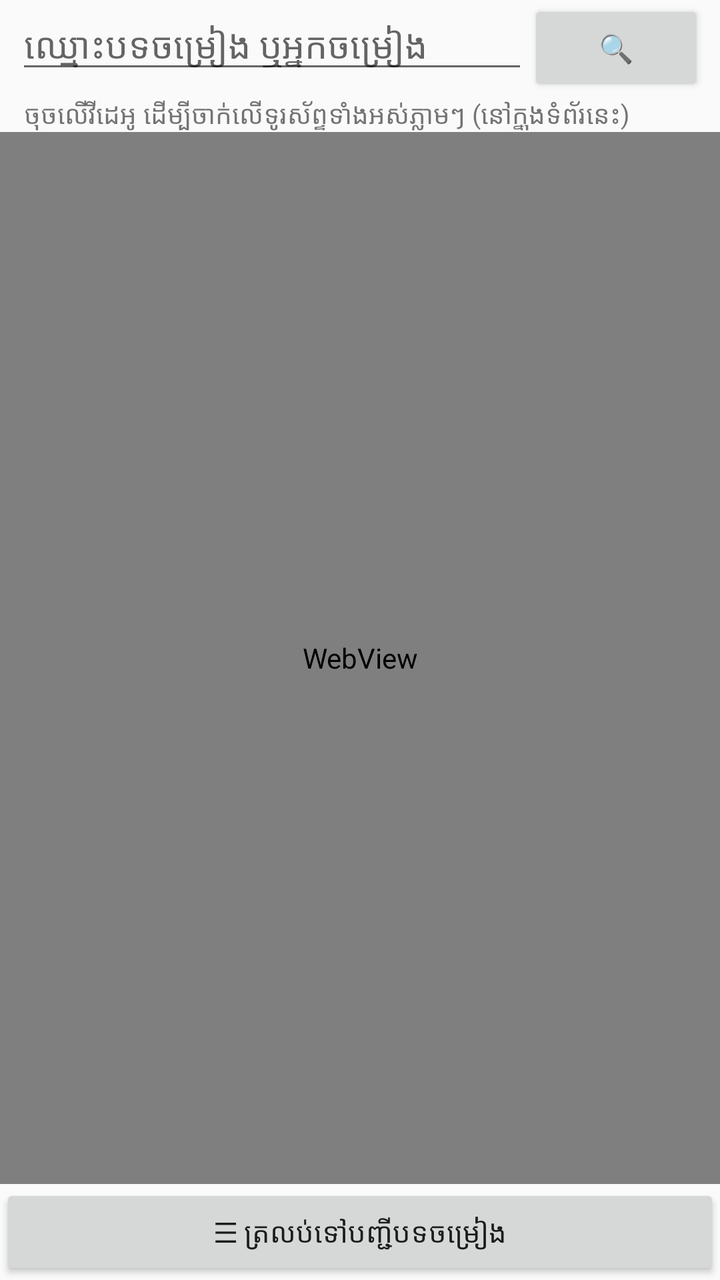
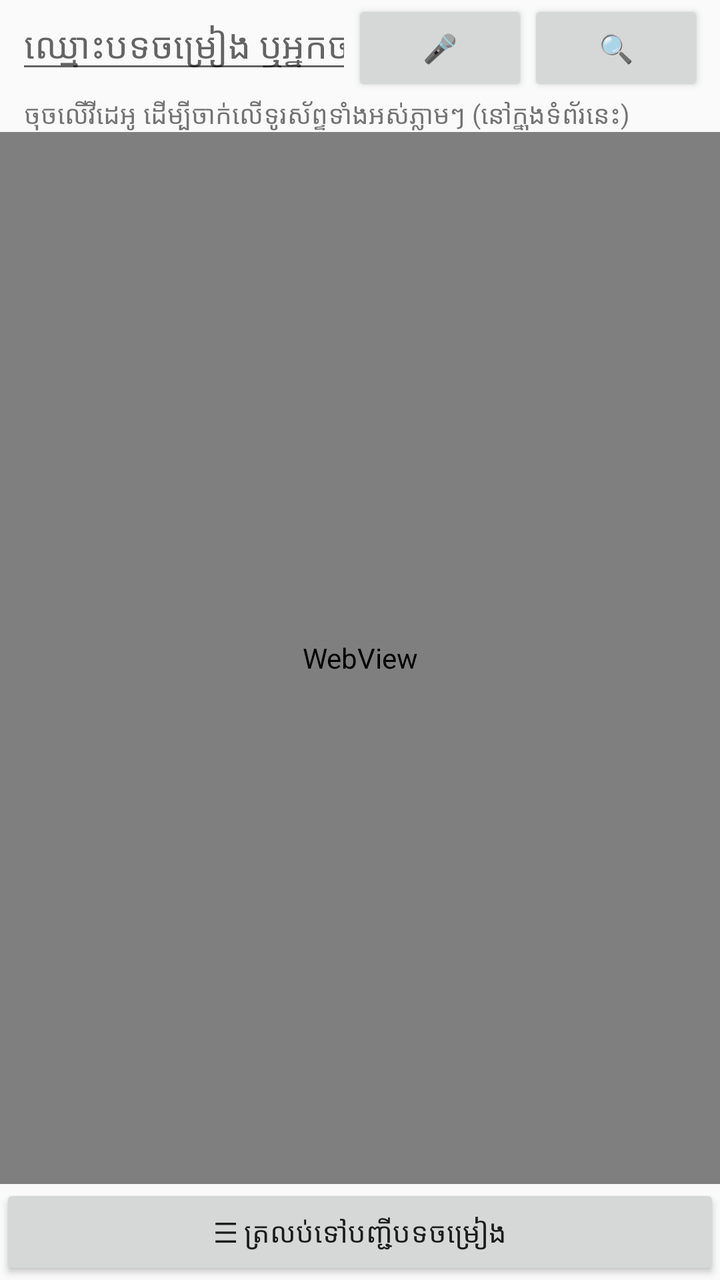

Compare the two renders of this Android layout. The source of the first and the diff that turns it into the second are given below.
<!-- AndroidManifest.xml: application theme Theme.AppCompat.DayNight.DarkActionBar -->
<!-- res/layout/panel_search.xml -->
<?xml version="1.0" encoding="utf-8"?>
<LinearLayout xmlns:android="http://schemas.android.com/apk/res/android"
    android:layout_width="match_parent"
    android:layout_height="match_parent"
    android:orientation="vertical">

    <LinearLayout
        android:layout_width="match_parent"
        android:layout_height="wrap_content"
        android:orientation="horizontal"
        android:paddingHorizontal="8dp">

        <EditText
            android:id="@+id/query"
            android:layout_width="0dp"
            android:layout_weight="1"
            android:layout_height="wrap_content"
            android:hint="ឈ្មោះបទចម្រៀង ឬអ្នកចម្រៀង"
            android:imeOptions="actionSearch"
            android:inputType="text" />

        <Button
            android:id="@+id/btnGo"
            android:layout_width="wrap_content"
            android:layout_height="wrap_content"
            android:text="🔍" />
    </LinearLayout>

    <TextView
        android:layout_width="match_parent"
        android:layout_height="wrap_content"
        android:paddingHorizontal="12dp"
        android:text="ចុចលើវីដេអូ ដើម្បីចាក់លើទូរស័ព្ទទាំងអស់ភ្លាមៗ (នៅក្នុងទំព័រនេះ)"
        android:textSize="13sp" />

    
    <TextView
        android:id="@+id/offlineBanner"
        android:layout_width="match_parent"
        android:layout_height="wrap_content"
        android:background="#B71C1C"
        android:padding="12dp"
        android:text="⚠ ទូរស័ព្ទនេះមិនមាន Internet ទេ។\n• បើភ្ជាប់ Hotspot របស់ទូរស័ព្ទផ្សេង: ត្រូវបើក Mobile data លើទូរស័ព្ទដែលបើក Hotspot\n• បើភ្ជាប់ Wi-Fi: ពិនិត្យថា Wi-Fi នោះមាន Internet\nពេល Internet ដំណើរការវិញ ទំព័រនឹងផ្ទុកឡើងវិញដោយស្វ័យប្រវត្តិ។"
        android:textColor="#FFFFFF"
        android:textSize="14sp"
        android:visibility="gone" />

    <WebView
        android:id="@+id/web"
        android:layout_width="match_parent"
        android:layout_height="0dp"
        android:layout_weight="1" />

    <Button
        android:id="@+id/btnDone"
        android:layout_width="match_parent"
        android:layout_height="wrap_content"
        android:text="☰ ត្រលប់ទៅបញ្ជីបទចម្រៀង" />
</LinearLayout>
<!-- resources referenced by this layout -->
<resources>

</resources>

<!-- the commit's change to res/layout/panel_search.xml (unified diff, before → after) -->
@@ -18,6 +18,12 @@
             android:hint="ឈ្មោះបទចម្រៀង ឬអ្នកចម្រៀង"
             android:imeOptions="actionSearch"
             android:inputType="text" />
+
+        <Button
+            android:id="@+id/btnVoice"
+            android:layout_width="wrap_content"
+            android:layout_height="wrap_content"
+            android:text="🎤" />
 
         <Button
             android:id="@+id/btnGo"
